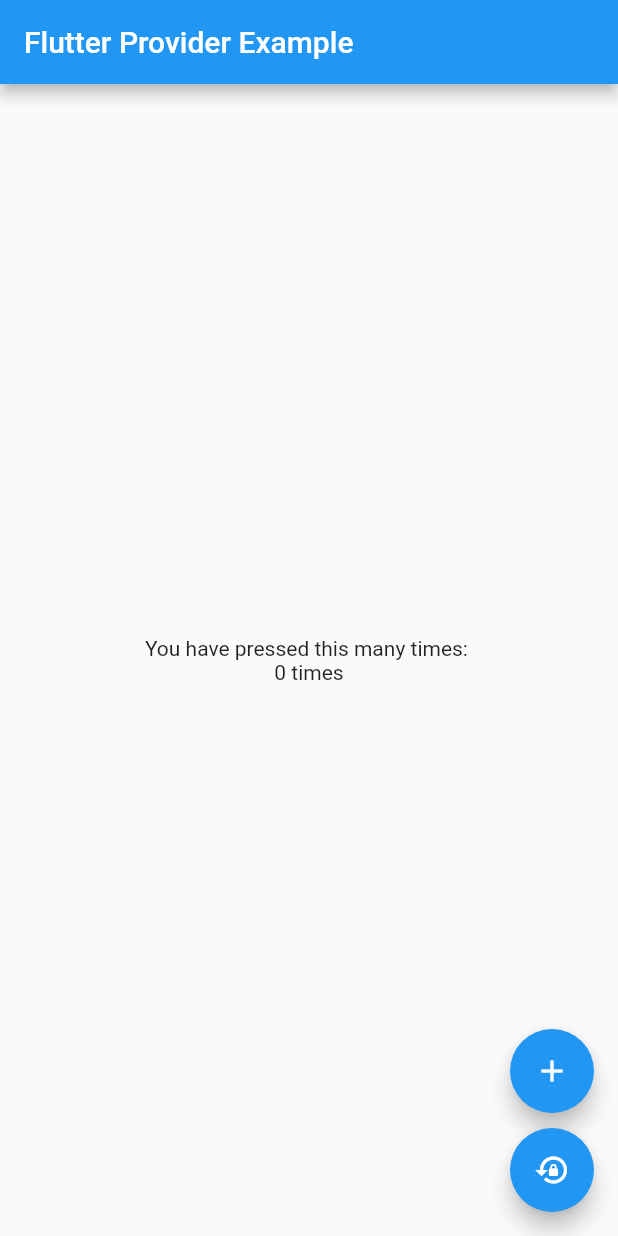
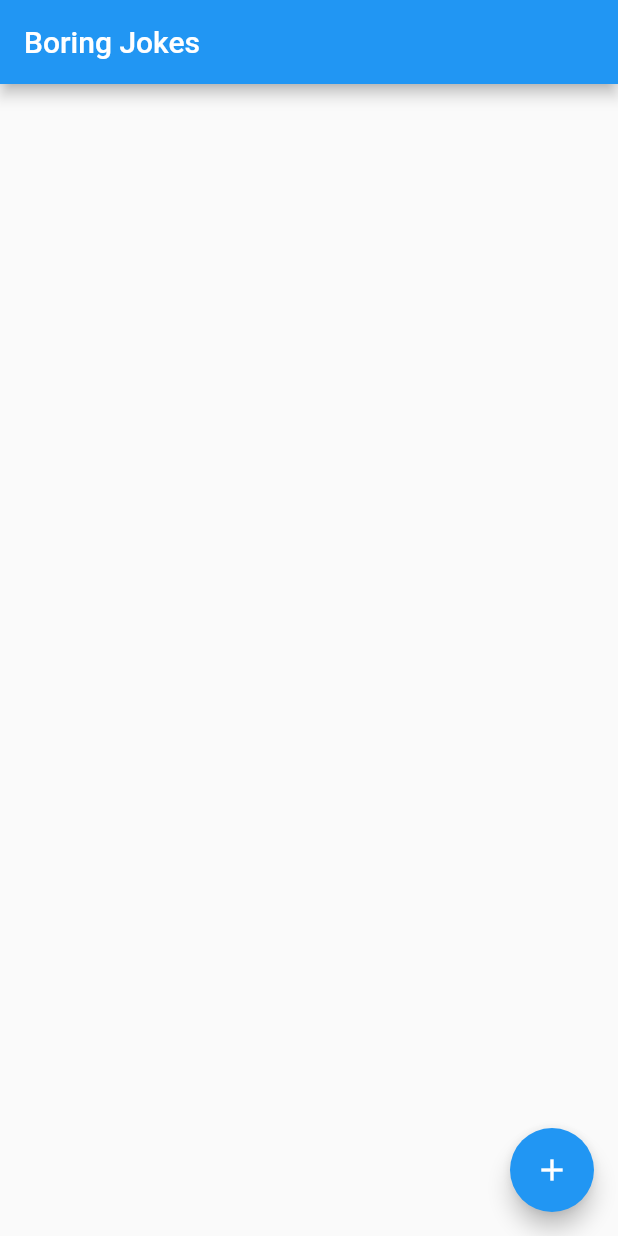
Before and after one commit to ArunAtGitHubb/flutter-playground, a Flutter app: the screen it shows after launch, on a phone screen of 412 x 824 dp. Run offline on Flutter 3.47's test engine with Material 2 defaults, Android fonts, the phone set to English and light mode, and no system bars.

Commit message:
Add: API calls using joke API

```diff
--- a/lib/app.dart
+++ b/lib/app.dart
@@ -1,45 +1,33 @@
+import 'package:fluter_workout/provider/joke.dart';
 import 'package:flutter/material.dart';
 import 'package:provider/provider.dart';
-
-import 'provider/counter.dart';
 
 class App extends StatelessWidget {
   @override
   Widget build(BuildContext context) {
     return Scaffold(
       appBar: AppBar(
-        title: Text('Flutter Provider Example'),
+        title: Text('Boring Jokes'),
       ),
       body: Center(
         child: Column(
           mainAxisAlignment: MainAxisAlignment.center,
           children: [
-            Text('You have pressed this many times: '),
-            Consumer<Counter>(
-              builder: (context, value, child) => Text('${value.count} times'),
+            Consumer<Joke>(
+              builder: (context, value, child) => Text('${value.joke}'),
+            ),
+            Consumer<Joke>(
+              builder: (context, value, child) =>
+                  value.isLoading ? CircularProgressIndicator() : SizedBox(),
             ),
           ],
         ),
       ),
-      floatingActionButton: Column(
-        mainAxisAlignment: MainAxisAlignment.end,
-        children: [
-          FloatingActionButton(
-            onPressed: () {
-              Provider.of<Counter>(context, listen: false).increment();
-            },
-            child: Icon(Icons.add),
-          ),
-          SizedBox(
-            height: 10,
-          ),
-          FloatingActionButton(
-            onPressed: () {
-              Provider.of<Counter>(context, listen: false).reset();
-            },
-            child: Icon(Icons.lock_reset),
-          ),
-        ],
+      floatingActionButton: FloatingActionButton(
+        onPressed: () {
+          Provider.of<Joke>(context, listen: false).getJoke();
+        },
+        child: Icon(Icons.add),
       ),
     );
   }
--- /dev/null
+++ b/lib/data/joke_repo.dart
@@ -0,0 +1,13 @@
+import 'package:http/http.dart' as http;
+
+class JokeRepo {
+  Future<http.Response> getJoke() async {
+    try {
+      final response =
+          await http.get(Uri.parse('https://api.chucknorris.io/jokes/random'));
+      return response;
+    } catch (e) {
+      rethrow;
+    }
+  }
+}
--- a/lib/main.dart
+++ b/lib/main.dart
@@ -1,8 +1,9 @@
+import 'package:fluter_workout/data/joke_repo.dart';
+import 'package:fluter_workout/provider/joke.dart';
 import 'package:flutter/material.dart';
 import 'package:provider/provider.dart';
 
 import 'app.dart';
-import 'provider/counter.dart';
 
 void main(List<String> args) {
   runApp(MyApp());
@@ -12,7 +13,7 @@
   @override
   Widget build(BuildContext context) {
     return ChangeNotifierProvider(
-      create: (context) => Counter(),
+      create: (context) => Joke(jokeRepo: JokeRepo()),
       child: MaterialApp(
         title: 'Flutter Provider Example',
         home: App(),
--- a/lib/provider/counter.dart
+++ /dev/null
@@ -1,16 +0,0 @@
-import 'package:flutter/material.dart';
-
-class Counter extends ChangeNotifier {
-  int _count = 0;
-  int get count => _count;
-
-  void increment() {
-    _count++;
-    notifyListeners();
-  }
-
-  void reset() {
-    _count = 0;
-    notifyListeners();
-  }
-}
--- /dev/null
+++ b/lib/provider/joke.dart
@@ -0,0 +1,34 @@
+import 'dart:convert';
+import 'dart:io';
+
+import 'package:fluter_workout/data/joke_model.dart';
+import 'package:fluter_workout/data/joke_repo.dart';
+import 'package:flutter/material.dart';
+import 'package:http/http.dart' as http;
+import 'package:http/http.dart';
+
+class Joke extends ChangeNotifier {
+  final JokeRepo jokeRepo;
+
+  String joke = "";
+  bool isLoading = false;
+
+  Joke({required this.jokeRepo});
+
+  Future<void> getJoke() async {
+    isLoading = true;
+    notifyListeners();
+    Response? response = await jokeRepo.getJoke();
+    if (response.statusCode == 200) {
+      Map<String, dynamic> jsonMap = jsonDecode(response.body);
+      joke = jsonMap["value"];
+      isLoading = false;
+      notifyListeners();
+    } else {
+      isLoading = false;
+      notifyListeners();
+      // If the server did not return a 200 OK response, throw an error.
+      throw Exception('Failed to load album');
+    }
+  }
+}
--- a/pubspec.yaml
+++ b/pubspec.yaml
@@ -13,7 +13,7 @@
   flutter:
     sdk: flutter
   flutter_bloc: ^8.1.1
-  http: ^0.13.0
+  http: ^0.13.5
   provider: ^6.0.5
   stream_transform: ^2.0.0
 
```
Also changed, not shown: lib/data/joke_model.dart (added, +25 -0 lines).
